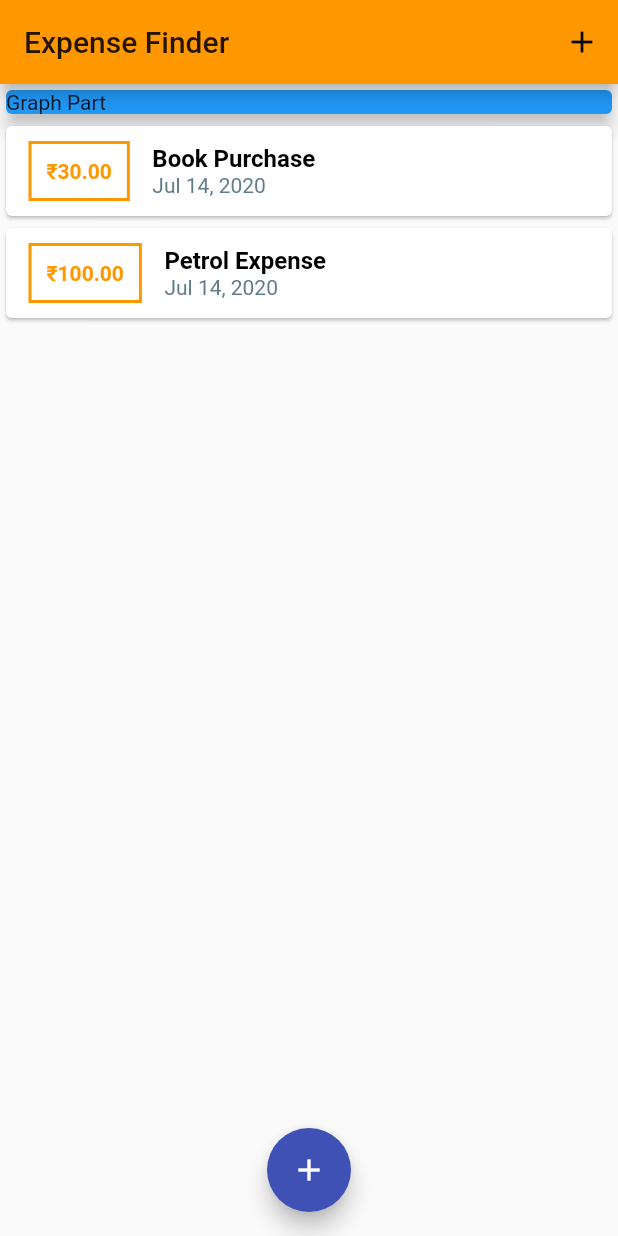
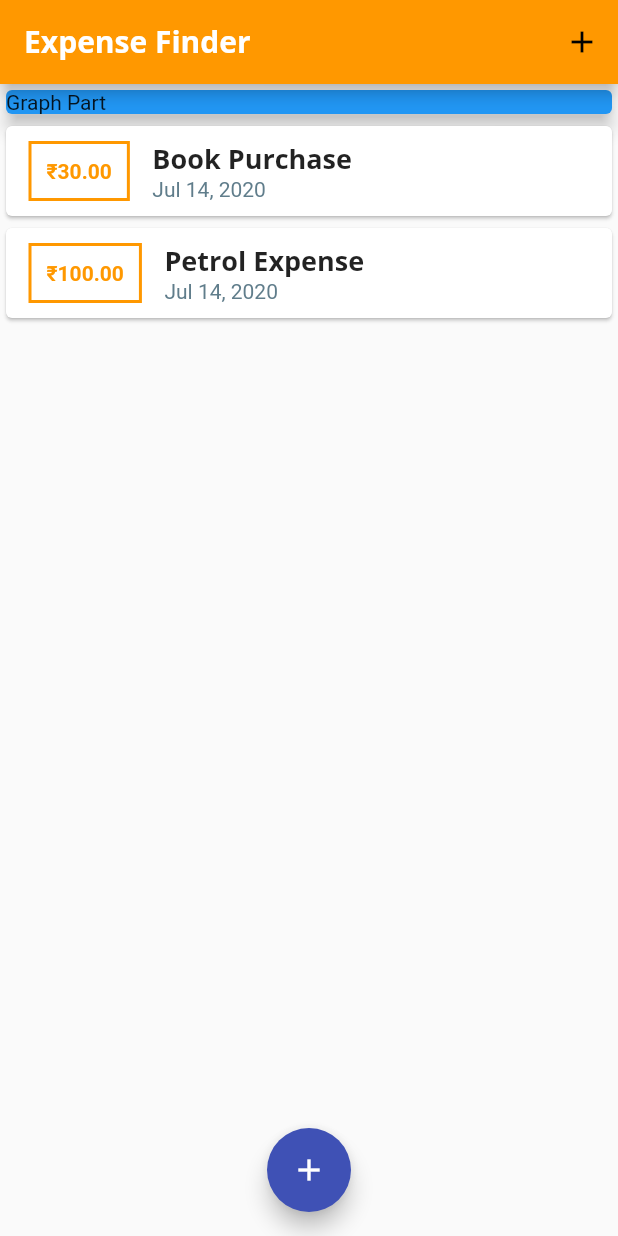
Before and after one commit to dipinkp1993/expenseFinderflutter, a Flutter app: the screen it shows after launch, on a phone screen of 412 x 824 dp. Run offline on Flutter 3.47's test engine with Material 2 defaults, Android fonts, the phone set to English and light mode, and no system bars.

Commit message:
. Custom Fonts & Working with Text

```diff
--- a/lib/main.dart
+++ b/lib/main.dart
@@ -13,6 +13,20 @@ class MyApp extends StatelessWidget {
       theme: ThemeData(
         primarySwatch: Colors.orange,
         accentColor: Colors.indigo,
+        fontFamily: "Quicksand",
+        textTheme: ThemeData.light().textTheme.copyWith(
+                headline6: TextStyle(
+              fontFamily: 'OpenSans',
+              fontSize: 18,
+              fontWeight: FontWeight.bold,
+            )),
+        appBarTheme: AppBarTheme(
+            textTheme: ThemeData.light().textTheme.copyWith(
+                    headline6: TextStyle(
+                  fontFamily: 'OpenSans',
+                  fontSize: 20,
+                  fontWeight: FontWeight.bold,
+                ))),
       ),
       home: MyHomePage(),
     );
@@ -68,7 +82,7 @@ class _MyHomePageState extends State<MyHomePage> {
   Widget build(BuildContext context) {
     return Scaffold(
       appBar: AppBar(
-        title: Text('Expense Finder'),
+        title: Text('Expense Finder', style: TextStyle(fontFamily: 'OpenSans')),
         actions: <Widget>[
           IconButton(
               icon: Icon(Icons.add),
--- a/lib/widgets/transaction_list.dart
+++ b/lib/widgets/transaction_list.dart
@@ -30,10 +30,7 @@ class TransactionList extends StatelessWidget {
                   children: <Widget>[
                     Text(
                       userTrans[index].title,
-                      style: TextStyle(
-                          fontWeight: FontWeight.bold,
-                          fontSize: 16,
-                          color: Colors.black),
+                      style: Theme.of(context).textTheme.headline6,
                     ),
                     Text(
                       DateFormat.yMMMd().format(userTrans[index].date),
```
Also changed, not shown: pubspec.yaml (+11 -0 lines), assets/fonts/OpenSans-Bold.ttf (added), assets/fonts/OpenSans-Regular.ttf (added), assets/fonts/Quicksand-Bold.ttf (added), assets/fonts/Quicksand-Light.ttf (added), assets/fonts/Quicksand-Medium.ttf (added), assets/fonts/Quicksand-Regular.ttf (added).
